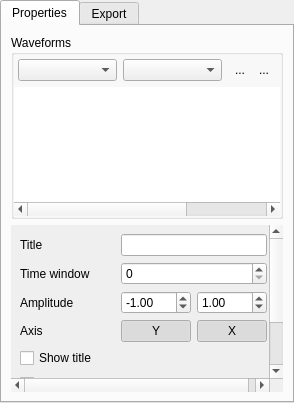
QkThings/qkwidget, file private/plotsettings.ui: the form before one commit.
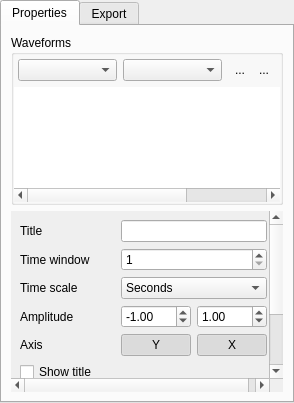
The form after the commit. Icons and pictures are not drawn. Custom widgets are drawn as their Qt base class.

```diff
--- a/private/plotsettings.ui
+++ b/private/plotsettings.ui
@@ -182,7 +182,7 @@
             <x>0</x>
             <y>0</y>
             <width>275</width>
-            <height>242</height>
+            <height>271</height>
            </rect>
           </property>
           <layout class="QFormLayout" name="formLayout">
@@ -214,16 +214,25 @@
                <height>0</height>
               </size>
              </property>
+             <property name="suffix">
+              <string/>
+             </property>
+             <property name="prefix">
+              <string/>
+             </property>
+             <property name="minimum">
+              <number>1</number>
+             </property>
             </widget>
            </item>
-           <item row="2" column="0">
+           <item row="3" column="0">
             <widget class="QLabel" name="label_5">
              <property name="text">
               <string>Amplitude</string>
              </property>
             </widget>
            </item>
-           <item row="2" column="1">
+           <item row="3" column="1">
             <layout class="QHBoxLayout" name="horizontalLayout_5">
              <item>
               <widget class="QDoubleSpinBox" name="spinAmplitudeMin">
@@ -246,7 +255,7 @@
                 <double>-999999.000000000000000</double>
                </property>
                <property name="maximum">
-                <double>999999.000000000000000</double>
+                <double>0.000000000000000</double>
                </property>
                <property name="singleStep">
                 <double>0.500000000000000</double>
@@ -274,7 +283,7 @@
                 <number>2</number>
                </property>
                <property name="minimum">
-                <double>-999999.000000000000000</double>
+                <double>0.000000000000000</double>
                </property>
                <property name="maximum">
                 <double>999999.000000000000000</double>
@@ -289,14 +298,14 @@
              </item>
             </layout>
            </item>
-           <item row="3" column="0">
+           <item row="4" column="0">
             <widget class="QLabel" name="label_9">
              <property name="text">
               <string>Axis</string>
              </property>
             </widget>
            </item>
-           <item row="3" column="1">
+           <item row="4" column="1">
             <layout class="QHBoxLayout" name="horizontalLayout_9">
              <item>
               <widget class="QPushButton" name="buttonShowY">
@@ -338,34 +347,50 @@
              </item>
             </layout>
            </item>
-           <item row="4" column="0">
+           <item row="5" column="0">
             <widget class="QCheckBox" name="checkShowTitle">
              <property name="text">
               <string>Show title</string>
              </property>
             </widget>
            </item>
-           <item row="5" column="0">
+           <item row="6" column="0">
             <widget class="QCheckBox" name="checkShowLegend">
              <property name="text">
               <string>Show legend</string>
              </property>
             </widget>
            </item>
-           <item row="6" column="0">
+           <item row="7" column="0">
             <widget class="QCheckBox" name="checkAutoscale">
              <property name="text">
               <string>Auto scale</string>
              </property>
             </widget>
            </item>
-           <item row="7" column="0">
+           <item row="8" column="0">
             <widget class="QCheckBox" name="checkStopAtEnd">
              <property name="text">
               <string>Stop at end</string>
              </property>
             </widget>
            </item>
+           <item row="2" column="0">
+            <widget class="QLabel" name="label_6">
+             <property name="text">
+              <string>Time scale</string>
+             </property>
+            </widget>
+           </item>
+           <item row="2" column="1">
+            <widget class="QComboBox" name="comboBox">
+             <item>
+              <property name="text">
+               <string>Seconds</string>
+              </property>
+             </item>
+            </widget>
+           </item>
           </layout>
          </widget>
         </widget>
```
